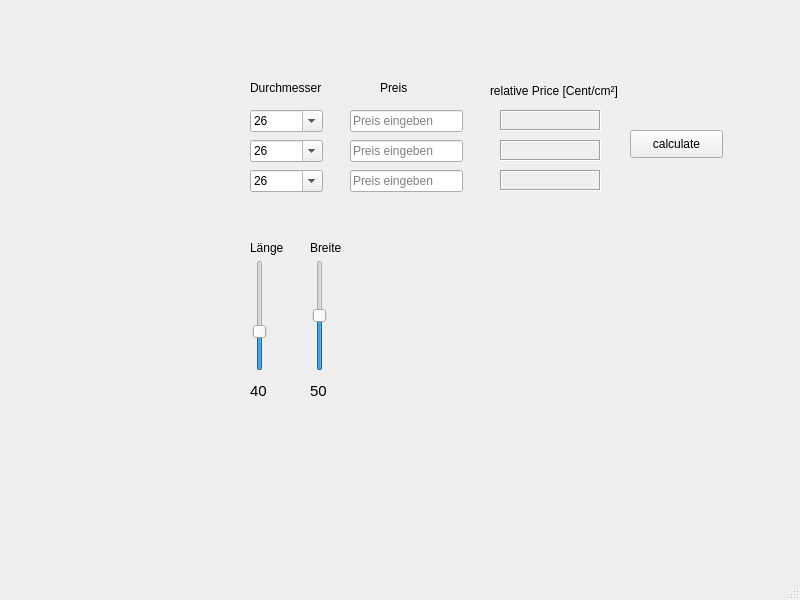
Qt form PizzaCalculator.ui (kretschmer1982/PizzaCalculator) before a commit.
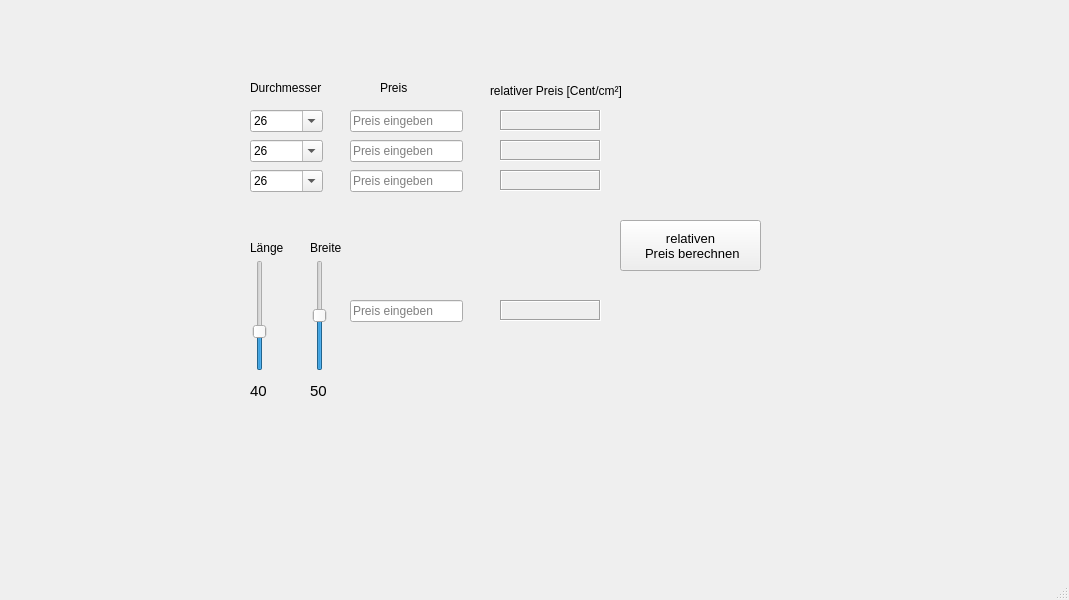
The same form after that commit. Icons and pictures are not drawn.

Commit message: set width / refactoring

```diff
--- a/PizzaCalculator.ui
+++ b/PizzaCalculator.ui
@@ -9,7 +9,7 @@
    <rect>
     <x>0</x>
     <y>0</y>
-    <width>800</width>
+    <width>1069</width>
     <height>600</height>
    </rect>
   </property>
@@ -86,25 +86,31 @@
      <rect>
       <x>490</x>
       <y>80</y>
-      <width>141</width>
+      <width>151</width>
       <height>21</height>
      </rect>
     </property>
     <property name="text">
-     <string>relative Price [Cent/cm²]</string>
+     <string>relativer Preis [Cent/cm²]</string>
     </property>
    </widget>
    <widget class="QPushButton" name="calculate_PB">
     <property name="geometry">
      <rect>
-      <x>630</x>
-      <y>130</y>
-      <width>93</width>
-      <height>28</height>
+      <x>620</x>
+      <y>220</y>
+      <width>141</width>
+      <height>51</height>
      </rect>
     </property>
+    <property name="font">
+     <font>
+      <pointsize>10</pointsize>
+     </font>
+    </property>
     <property name="text">
-     <string>calculate</string>
+     <string>relativen 
+ Preis berechnen</string>
     </property>
    </widget>
    <widget class="QLabel" name="relativePrice_Out_1">
@@ -480,6 +486,44 @@
      <string>Breite</string>
     </property>
    </widget>
+   <widget class="QLineEdit" name="pizzaPrice_LI_4">
+    <property name="geometry">
+     <rect>
+      <x>350</x>
+      <y>300</y>
+      <width>113</width>
+      <height>22</height>
+     </rect>
+    </property>
+    <property name="toolTip">
+     <string>&lt;html&gt;&lt;head/&gt;&lt;body&gt;&lt;p&gt;Preis der Pizza eingeben&lt;/p&gt;&lt;/body&gt;&lt;/html&gt;</string>
+    </property>
+    <property name="inputMethodHints">
+     <set>Qt::ImhFormattedNumbersOnly</set>
+    </property>
+    <property name="placeholderText">
+     <string>Preis eingeben</string>
+    </property>
+   </widget>
+   <widget class="QLabel" name="relativePrice_Out_4">
+    <property name="geometry">
+     <rect>
+      <x>500</x>
+      <y>300</y>
+      <width>101</width>
+      <height>21</height>
+     </rect>
+    </property>
+    <property name="frameShape">
+     <enum>QFrame::Box</enum>
+    </property>
+    <property name="frameShadow">
+     <enum>QFrame::Sunken</enum>
+    </property>
+    <property name="text">
+     <string/>
+    </property>
+   </widget>
    <zorder>pizza_round_label</zorder>
    <zorder>pizzaSize_CB_1</zorder>
    <zorder>pizzaPrice_LI_1</zorder>
```
Left out of the diff: 10 changed lines with no effect on the pictures. The commit also changes 2 other files.
